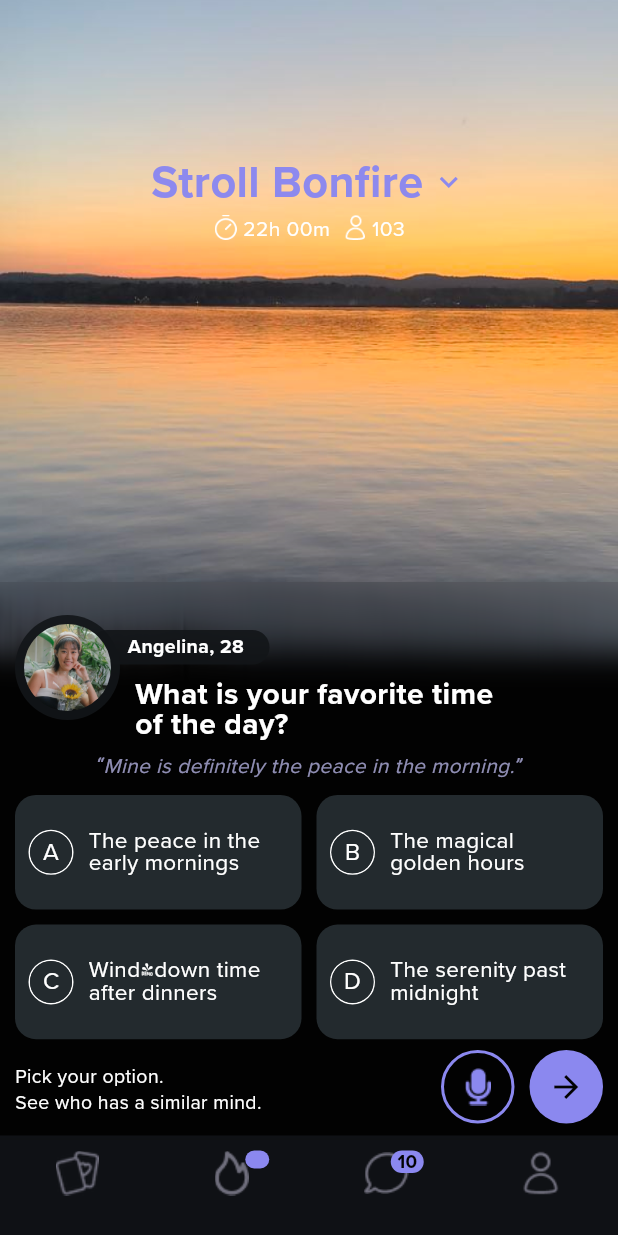
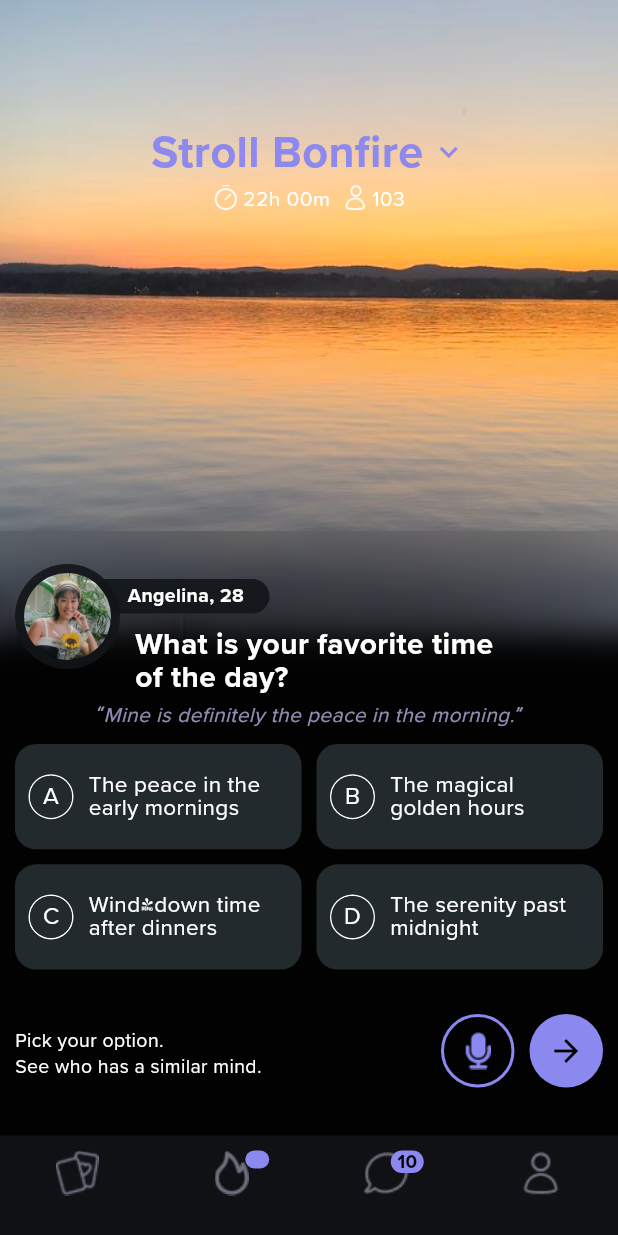
Before and after one commit to ilelaboye/stroll, a Flutter app: the screen it shows after launch, on a phone screen of 412 x 824 dp. Run offline on Flutter 3.47's test engine with Material 3 defaults, Android fonts, the phone set to English and light mode, and no system bars.

Commit message:
add flutter_launcher_icons package for the app icon,resturcture design ios and android compatibility

```diff
--- a/lib/views/dashboard.dart
+++ b/lib/views/dashboard.dart
@@ -1,3 +1,4 @@
+import 'dart:io';
 import 'dart:ui';
 
 import 'package:flutter/material.dart';
@@ -12,6 +13,15 @@ class Dashboard extends StatefulWidget {
 
 class _DashboardState extends State<Dashboard> {
   String selectedOption = "";
+  var profile = {
+    'name': 'Angelina',
+    'age': 28,
+    'profile_image_url': 'assets/images/profile.png'
+  };
+  var question = {
+    'question': 'What is your favorite time of the day?',
+    'personal_answer': "Mine is definitely the peace in the morning.",
+  };
   var options = [
     {"title": 'A', "value": "The peace in the early mornings"},
     {"title": 'B', "value": "The magical golden hours"},
@@ -20,21 +30,20 @@ class _DashboardState extends State<Dashboard> {
   ];
   @override
   Widget build(BuildContext context) {
-    return Container(
-      height: MediaQuery.of(context).size.height,
-      child: Stack(
+    return SingleChildScrollView(
+      child: Column(
         children: [
           Container(
-              height: MediaQuery.of(context).size.height * 0.53,
+            height: MediaQuery.of(context).size.height - 400,
             width: MediaQuery.of(context).size.width,
-              child: Image.asset(
-                'assets/images/video.png',
+            decoration: BoxDecoration(
+              image: DecorationImage(
+                image: AssetImage("assets/images/video.png"),
                 fit: BoxFit.cover,
-              )),
-          Positioned(
-              top: 100,
+              ),
+            ),
             child: Container(
-                width: MediaQuery.of(context).size.width,
+              margin: EdgeInsets.only(top: 80),
               child: Column(
                 crossAxisAlignment: CrossAxisAlignment.center,
                 children: [
@@ -104,13 +113,10 @@ class _DashboardState extends State<Dashboard> {
                   ),
                 ],
               ),
-              )),
-          Positioned(
-            bottom: 0,
-            child: Column(
-              children: [
+            ),
+          ),
           Container(
-                  height: 299,
+            height: 300,
             width: MediaQuery.of(context).size.width,
             decoration: BoxDecoration(
               boxShadow: [
@@ -169,26 +175,24 @@ class _DashboardState extends State<Dashboard> {
                                               color: Color.fromRGBO(
                                                   18, 21, 24, 0.9),
                                               borderRadius:
-                                                        BorderRadius.circular(
-                                                            20)),
+                                                  BorderRadius.circular(20)),
                                           child: Text(
-                                                  'Angelina, 28',
+                                            '${profile['name']}, ${profile['age']}',
                                             style: TextStyle(
                                                 fontSize: 13,
-                                                      fontWeight:
-                                                          FontWeight.bold),
+                                                fontWeight: FontWeight.bold),
                                           ),
                                         ),
                                         Container(
+                                          width: 250,
                                           margin: EdgeInsets.only(
                                               top: 10, left: 30),
                                           child: Text(
-                                                  'What is your favorite time \nof the day?',
+                                            '${question['question']}',
                                             style: TextStyle(
-                                                      height: 1,
+                                                height: 1.1,
                                                 fontSize: 20,
-                                                      fontWeight:
-                                                          FontWeight.bold),
+                                                fontWeight: FontWeight.bold),
                                           ),
                                         )
                                       ],
@@ -200,12 +204,11 @@ class _DashboardState extends State<Dashboard> {
                                       width: 70,
                                       padding: EdgeInsets.all(6),
                                       decoration: BoxDecoration(
-                                              color: Color.fromRGBO(
-                                                  18, 21, 24, 0.9),
+                                        color: Color.fromRGBO(18, 21, 24, 0.9),
                                       ),
                                       child: ClipOval(
                                         child: Image.asset(
-                                                'assets/images/profile.png',
+                                          '${profile['profile_image_url']}',
                                           fit: BoxFit.cover,
                                         ),
                                       ),
@@ -224,15 +227,15 @@ class _DashboardState extends State<Dashboard> {
                               Container(
                                 alignment: Alignment.center,
                                 child: Text(
-                                        '“Mine is definitely the peace in the morning.”',
+                                  '“${question['personal_answer']}”',
                                   style: TextStyle(
                                       fontStyle: FontStyle.italic,
-                                            color: Color.fromRGBO(
-                                                203, 201, 255, 0.7)),
+                                      color:
+                                          Color.fromRGBO(203, 201, 255, 0.7)),
                                 ),
                               ),
                               Container(
-                                      height: 170,
+                                height: Platform.isAndroid ? 170 : 148,
                                 margin: EdgeInsets.only(top: 10),
                                 child: GridView.builder(
                                   padding: EdgeInsets.zero,
@@ -241,17 +244,18 @@ class _DashboardState extends State<Dashboard> {
                                     crossAxisCount: 2,
                                     crossAxisSpacing: 10,
                                     mainAxisSpacing: 10,
-                                          childAspectRatio: 4 / 1.6,
+                                    childAspectRatio: 4 / 1.47,
                                   ),
                                   itemCount: options.length,
                                   itemBuilder: (context, index) {
-                                          return buildOption(
-                                              options[index]['title']!,
+                                    return buildOption(options[index]['title']!,
                                         options[index]['value']!);
                                   },
                                 ),
                               ),
-                                    Row(
+                              Container(
+                                margin: EdgeInsets.only(top: 10),
+                                child: Row(
                                   mainAxisAlignment:
                                       MainAxisAlignment.spaceBetween,
                                   children: [
@@ -282,8 +286,7 @@ class _DashboardState extends State<Dashboard> {
                                               decoration: BoxDecoration(
                                                 shape: BoxShape.circle,
                                                 border: Border.all(
-                                                      color:
-                                                          StrollColor.primary,
+                                                  color: StrollColor.primary,
                                                   width: 2,
                                                 ),
                                               ),
@@ -299,14 +302,10 @@ class _DashboardState extends State<Dashboard> {
                                           child: Container(
                                               height: 49,
                                               width: 49,
-                                                  padding:
-                                                      const EdgeInsets.all(10),
-                                                  decoration:
-                                                      const BoxDecoration(
-                                                          shape:
-                                                              BoxShape.circle,
-                                                          color: StrollColor
-                                                              .primary),
+                                              padding: const EdgeInsets.all(10),
+                                              decoration: const BoxDecoration(
+                                                  shape: BoxShape.circle,
+                                                  color: StrollColor.primary),
                                               child: const Icon(
                                                 Icons.arrow_forward,
                                                 color: StrollColor.dark,
@@ -315,6 +314,7 @@ class _DashboardState extends State<Dashboard> {
                                       ],
                                     )
                                   ],
+                                ),
                               )
                             ],
                           ),
@@ -323,9 +323,6 @@ class _DashboardState extends State<Dashboard> {
                     ),
                   ),
                 ),
-                    ],
-                  ),
-                )
               ],
             ),
           ),
```
Also changed, not shown: pubspec.yaml (+8 -0 lines), assets/images/logo.png (added), pubspec.lock, 36 other files. Lines whose indentation alone changed are shown as unchanged.
